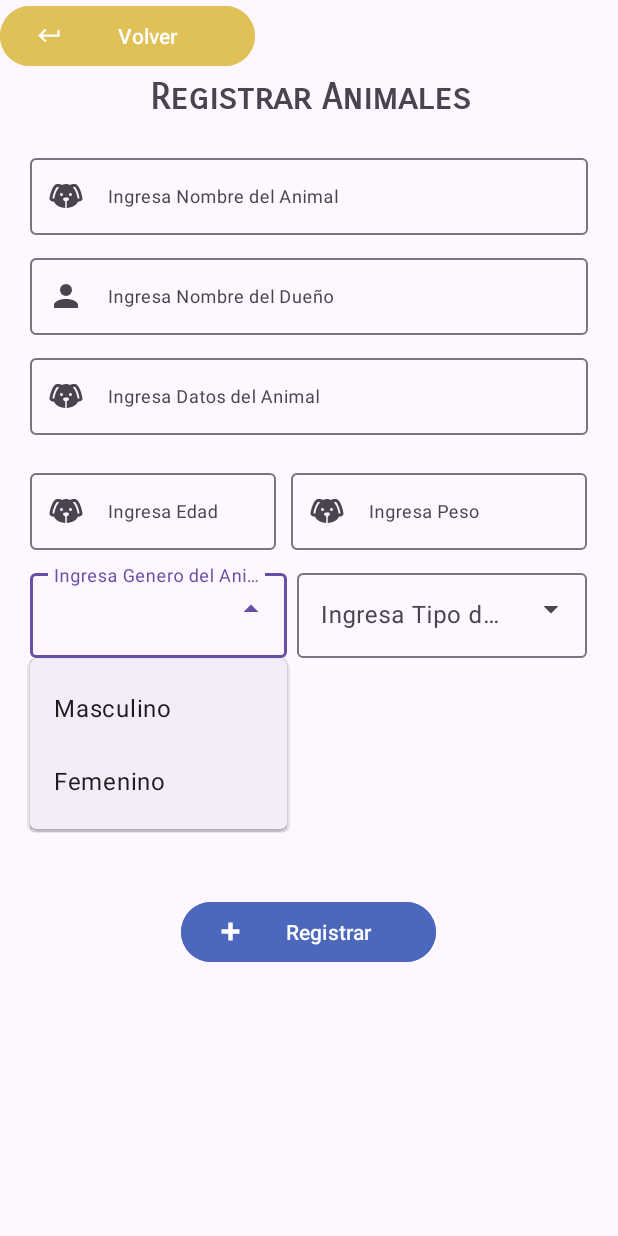
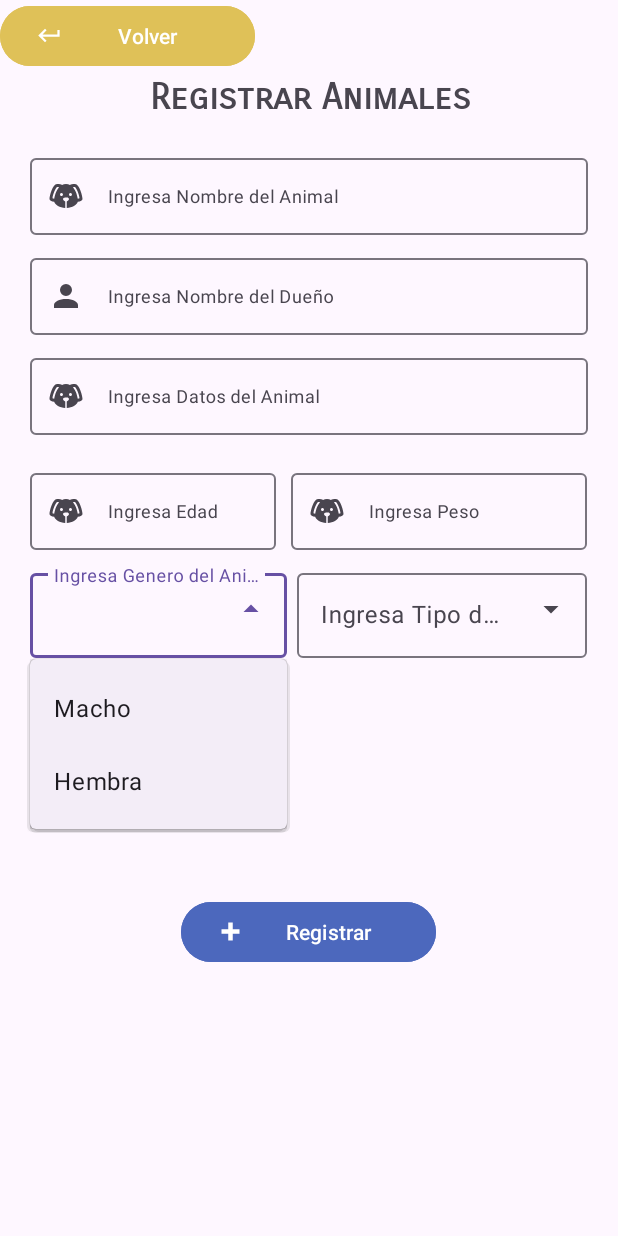
Before and after one commit to tesitozz/Proyecto-Front-End-Veterinaria, an Android app: the screen it shows after launch (AgregarAnimalesActivity), after a tap on an icon or button, on a phone screen of 412 x 824 dp. Run offline under Robolectric (Android 15) with nearby library versions, the phone set to English and light mode, and no system bars.

Commit message:
se agrega el strings.xml

```diff
--- a/app/src/main/res/values/strings.xml
+++ b/app/src/main/res/values/strings.xml
@@ -11,8 +11,8 @@
     <string name="labelGeneroAnimal">Ingresa Genero del Animal</string>
     <string name="labelTipoAnimal">Ingresa Tipo de Animal</string>
     <string-array name="simple_items">
-        <item>Masculino</item>
-        <item>Femenino</item>
+        <item>Macho</item>
+        <item>Hembra</item>
     </string-array>
     <string-array name="tipo_items">
         <item>Gato</item>
```
